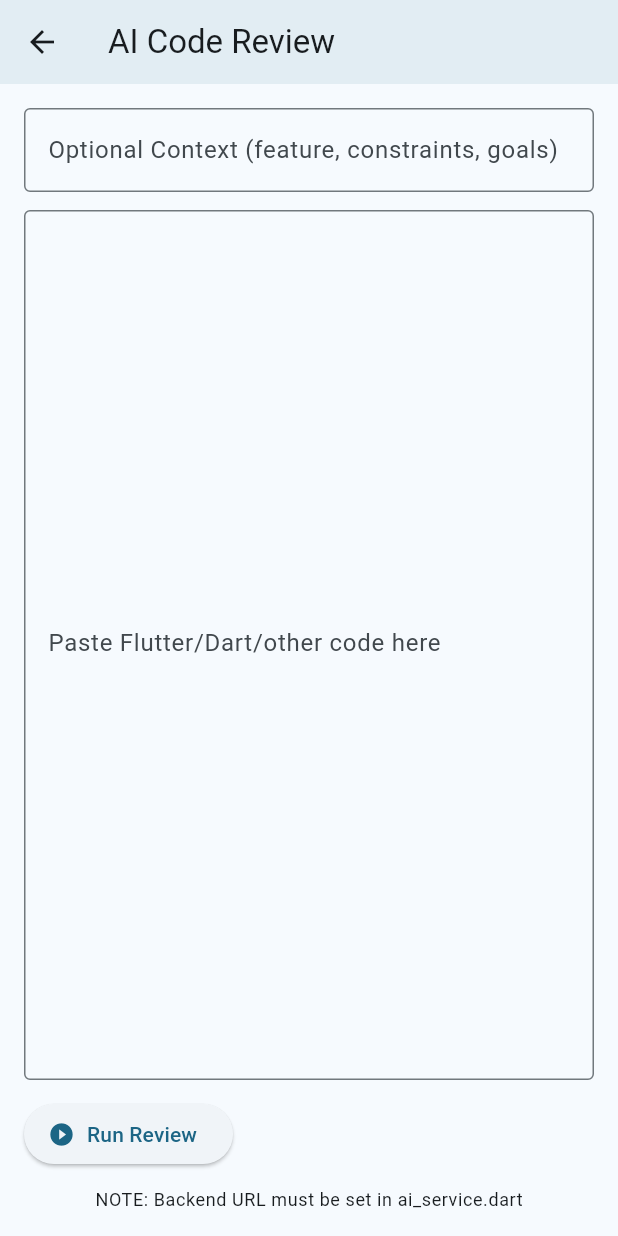
After one commit to Vanshpanchal/Flutter, a Flutter app: the screen it shows once a user with an empty profile is signed in, after a tap on the "auto fix high" icon, on a phone screen of 412 x 824 dp. The commit adds this screen. Run offline on Flutter 3.47's test engine with Material 3 defaults, Android fonts, the phone set to English and light mode, and no system bars; our stand-ins replace animated_splash_screen, cloud_firestore, firebase_auth, firebase_core, firebase_storage, get and 4 more; missing offline and left inert: dart:ffi; accounts and stored records are empty; network calls fail.

```diff
--- /dev/null
+++ b/lib/code_review_page.dart
@@ -0,0 +1,94 @@
+import 'package:flutter/material.dart';
+import 'service/ai_service.dart';
+
+class CodeReviewPage extends StatefulWidget {
+  const CodeReviewPage({super.key});
+
+  @override
+  State<CodeReviewPage> createState() => _CodeReviewPageState();
+}
+
+class _CodeReviewPageState extends State<CodeReviewPage> {
+  final TextEditingController _codeController = TextEditingController();
+  final TextEditingController _contextController = TextEditingController();
+  final AIService _ai = const AIService(baseUrl: 'https://YOUR_BACKEND_URL');
+  bool _loading = false;
+  String? _review;
+  String? _error;
+
+  Future<void> _runReview() async {
+    final code = _codeController.text.trim();
+    if (code.isEmpty) {
+      setState(() { _error = 'Enter code first'; });
+      return;
+    }
+    setState(() { _loading = true; _error = null; _review = null; });
+    try {
+      final res = await _ai.reviewCode(code: code, context: _contextController.text.trim().isEmpty ? null : _contextController.text.trim());
+      setState(() { _review = res; });
+    } catch (e) {
+      setState(() { _error = e.toString(); });
+    } finally {
+      setState(() { _loading = false; });
+    }
+  }
+
+  @override
+  Widget build(BuildContext context) {
+    return Scaffold(
+      appBar: AppBar(title: const Text('AI Code Review')),
+      body: Padding(
+        padding: const EdgeInsets.all(16.0),
+        child: Column(
+          children: [
+            TextField(
+              controller: _contextController,
+              decoration: const InputDecoration(
+                labelText: 'Optional Context (feature, constraints, goals)',
+                border: OutlineInputBorder(),
+              ),
+              minLines: 1,
+              maxLines: 3,
+            ),
+            const SizedBox(height: 12),
+            Expanded(
+              child: TextField(
+                controller: _codeController,
+                decoration: const InputDecoration(
+                  labelText: 'Paste Flutter/Dart/other code here',
+                  alignLabelWithHint: true,
+                  border: OutlineInputBorder(),
+                ),
+                style: const TextStyle(fontFamily: 'monospace', fontSize: 13),
+                maxLines: null,
+                expands: true,
+              ),
+            ),
+            const SizedBox(height: 12),
+            Row(
+              children: [
+                ElevatedButton.icon(
+                  onPressed: _loading ? null : _runReview,
+                  icon: const Icon(Icons.play_circle_fill),
+                  label: const Text('Run Review'),
+                ),
+                const SizedBox(width: 12),
+                if (_loading) const CircularProgressIndicator(),
+              ],
+            ),
+            const SizedBox(height: 12),
+            if (_error != null) Text(_error!, style: const TextStyle(color: Colors.red)),
+            if (_review != null)
+              SizedBox(
+                height: 200,
+                child: SingleChildScrollView(
+                  child: SelectableText(_review!),
+                ),
+              ),
+            Text('NOTE: Backend URL must be set in ai_service.dart', style: Theme.of(context).textTheme.bodySmall),
+          ],
+        ),
+      ),
+    );
+  }
+}
--- /dev/null
+++ b/lib/google_login.dart
@@ -0,0 +1,54 @@
+import 'package:flutter/material.dart';
+import 'service/Authservice.dart';
+
+class GoogleLoginScreen extends StatefulWidget {
+  const GoogleLoginScreen({Key? key}) : super(key: key);
+
+  @override
+  State<GoogleLoginScreen> createState() => _GoogleLoginScreenState();
+}
+
+class _GoogleLoginScreenState extends State<GoogleLoginScreen> {
+  bool _loading = false;
+
+  Future<void> _handleSignIn() async {
+    setState(() => _loading = true);
+    try {
+      await Authservice().signInWithGoogle(context);
+    } finally {
+      if (mounted) setState(() => _loading = false);
+    }
+  }
+
+  @override
+  Widget build(BuildContext context) {
+    return Scaffold(
+      appBar: AppBar(
+        title: const Text('Sign in'),
+      ),
+      body: Center(
+        child: Padding(
+          padding: const EdgeInsets.all(16.0),
+          child: _loading
+              ? const CircularProgressIndicator()
+              : ElevatedButton.icon(
+                  style: ElevatedButton.styleFrom(
+                    minimumSize: const Size(220, 48),
+                    backgroundColor: Colors.white,
+                    foregroundColor: Colors.black,
+                    side: const BorderSide(color: Colors.grey),
+                  ),
+                  icon: Image.network(
+                    'https://upload.wikimedia.org/wikipedia/commons/5/53/Google_%22G%22_Logo.svg',
+                    width: 24,
+                    height: 24,
+                    errorBuilder: (_, __, ___) => const Icon(Icons.login),
+                  ),
+                  label: const Text('Sign in with Google'),
+                  onPressed: _handleSignIn,
+                ),
+        ),
+      ),
+    );
+  }
+}
--- a/lib/homepage.dart
+++ b/lib/homepage.dart
@@ -49,6 +49,20 @@ class _homepageState extends State<homepage> {
       appBar: AppBar(
         backgroundColor: colorScheme.primaryFixed,
         title: Obx(() => Text(controller.getAppBarTitle())),
+        actions: [
+          IconButton(
+              tooltip: 'AI Summary',
+              onPressed: () {
+                Get.toNamed('/ai-summary');
+              },
+              icon: const Icon(Icons.summarize_outlined)),
+          IconButton(
+              tooltip: 'AI Code Review',
+              onPressed: () {
+                Get.toNamed('/ai-code-review');
+              },
+              icon: const Icon(Icons.auto_fix_high_outlined)),
+        ],
       ),
       body: Obx(() => controller.screen[controller.selectedindex.value]),
       bottomNavigationBar: Obx(() => NavigationBar(
--- a/lib/login.dart
+++ b/lib/login.dart
@@ -2,6 +2,7 @@ import 'package:apk/signup.dart';
 import 'package:firebase_auth/firebase_auth.dart';
 import 'package:flutter/material.dart';
 import 'package:get/get.dart';
+import 'package:google_sign_in/google_sign_in.dart';
 
 class login extends StatefulWidget {
   const login({super.key});
@@ -14,6 +15,7 @@ class _loginState extends State<login> {
   final TextEditingController email_controller = TextEditingController();
   final TextEditingController password_controller = TextEditingController();
   bool _isPasswordVisible = false;
+
 
   signIn() async {
     try {
--- a/lib/main.dart
+++ b/lib/main.dart
@@ -3,6 +3,8 @@ import 'package:apk/firebase_options.dart';
 import 'package:apk/service/Authservice.dart';
 import 'package:apk/theme_controller.dart';
 import 'package:apk/wrapper.dart';
+import 'package:apk/thread_summary_page.dart';
+import 'package:apk/code_review_page.dart';
 import 'package:firebase_core/firebase_core.dart';
 import 'package:flutter/material.dart';
 import 'package:get/get.dart';
@@ -23,7 +25,7 @@ class MyApp extends StatelessWidget {
   // This widget is the root of your application.
   @override
   Widget build(BuildContext context) {
-      return GetMaterialApp(
+  return GetMaterialApp(
           title: 'Flutter Demo',
           theme: ThemeData(
             colorScheme: ColorScheme.fromSeed(seedColor: Colors.lightBlueAccent),
@@ -37,7 +39,13 @@ class MyApp extends StatelessWidget {
               elevation: 4.0, // AppBar shadow elevation
             ),
           ),
-          home: Splash());
+          getPages: [
+            GetPage(name: '/', page: () => Splash()),
+            GetPage(name: '/ai-summary', page: () => const ThreadSummaryPage()),
+            GetPage(name: '/ai-code-review', page: () => const CodeReviewPage()),
+          ],
+          initialRoute: '/',
+      );
 
   }
 }
--- /dev/null
+++ b/lib/service/ai_service.dart
@@ -0,0 +1,63 @@
+import 'dart:convert';
+import 'package:http/http.dart' as http;
+
+/// Simple AI service wrapper. You must provide your own backend endpoint
+/// that proxies requests to an LLM provider (e.g. OpenAI, Gemini, Azure OpenAI)
+/// to avoid exposing secrets in the mobile app.
+class AIService {
+  final String baseUrl;
+  final String? apiKey; // Optional if your backend needs a key from client (not recommended)
+
+  const AIService({required this.baseUrl, this.apiKey});
+
+  Future<String> summarizeThread({required List<Map<String, dynamic>> qaPairs}) async {
+    final prompt = _buildSummaryPrompt(qaPairs);
+    final resp = await _postJson('/summarize', {'prompt': prompt});
+    return resp['summary'] as String? ?? 'No summary';
+  }
+
+  Future<String> reviewCode({required String code, String? context}) async {
+    final prompt = _buildCodeReviewPrompt(code: code, context: context);
+    final resp = await _postJson('/code-review', {'prompt': prompt});
+    return resp['review'] as String? ?? 'No review';
+  }
+
+  Future<Map<String, dynamic>> _postJson(String path, Map<String, dynamic> body) async {
+    final uri = Uri.parse('$baseUrl$path');
+    final headers = <String, String>{'Content-Type': 'application/json'};
+    if (apiKey != null) headers['x-api-key'] = apiKey!;
+    final response = await http.post(uri, headers: headers, body: jsonEncode(body));
+    if (response.statusCode >= 200 && response.statusCode < 300) {
+      return jsonDecode(response.body) as Map<String, dynamic>;
+    }
+    throw Exception('AIService error ${response.statusCode}: ${response.body}');
+  }
+
+  String _buildSummaryPrompt(List<Map<String, dynamic>> qaPairs) {
+    final buffer = StringBuffer();
+    buffer.writeln('You are an assistant that summarizes a Q&A interview prep thread.');
+    buffer.writeln('Return concise bullet points capturing:');
+    buffer.writeln('- Core concepts');
+    buffer.writeln('- Key definitions');
+    buffer.writeln('- Algorithms / complexities');
+    buffer.writeln('- Any gotchas');
+    buffer.writeln('Format: Markdown list.');
+    for (final pair in qaPairs) {
+      buffer.writeln('\nQ: ${pair['Question']}');
+      buffer.writeln('A: ${pair['Answer']}');
+    }
+    return buffer.toString();
+  }
+
+  String _buildCodeReviewPrompt({required String code, String? context}) {
+    return [
+      'You are a senior Flutter engineer. Provide a structured code review.',
+      if (context != null) 'Context: $context',
+      'Code below between <code> tags.',
+      '<code>',
+      code,
+      '</code>',
+      'Respond sections: Summary, Correctness, Performance, Readability, BestPractices, SuggestedPatches (diff-like).'
+    ].join('\n');
+  }
+}
--- a/lib/wrapper.dart
+++ b/lib/wrapper.dart
@@ -1,3 +1,4 @@
+import 'package:apk/google_login.dart';
 import 'package:apk/homepage.dart';
 import 'package:apk/login.dart';
 import 'package:firebase_auth/firebase_auth.dart';
@@ -20,7 +21,7 @@ class _wrapperState extends State<wrapper> {
           if (snapshot.hasData) {
             return const homepage();
           } else {
-            return const login();
+            return const GoogleLoginScreen();
           //   Login
           }
         },
--- a/pubspec.yaml
+++ b/pubspec.yaml
@@ -44,6 +44,9 @@ dependencies:
   share_plus: ^10.0.0
   animated_splash_screen: ^1.3.0
   flutter_launcher_icons: ^0.14.3
+  http: ^1.2.1
+  collection: ^1.18.0
+  google_sign_in: ^7.2.0
 
 dev_dependencies:
   flutter_test:
```
Also changed, not shown: lib/service/Authservice.dart (+80 -4 lines), lib/thread_summary_page.dart (added, +69 -0 lines), firebase.json, pubspec.lock, 8 other files.
